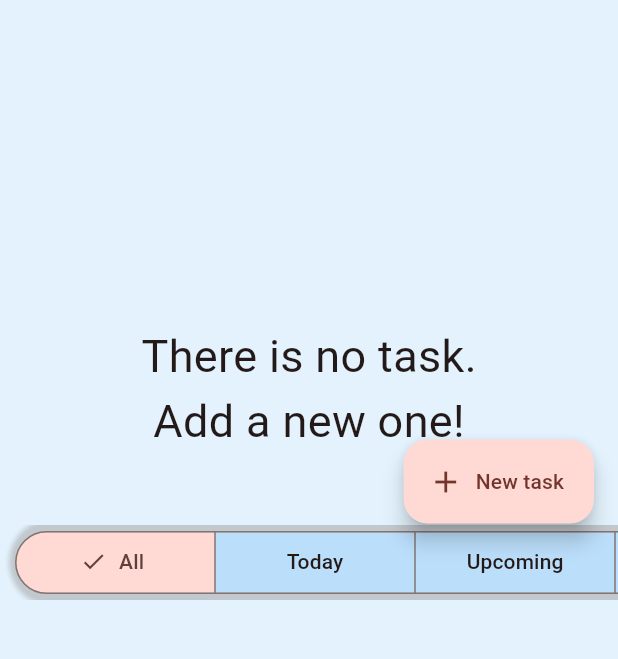
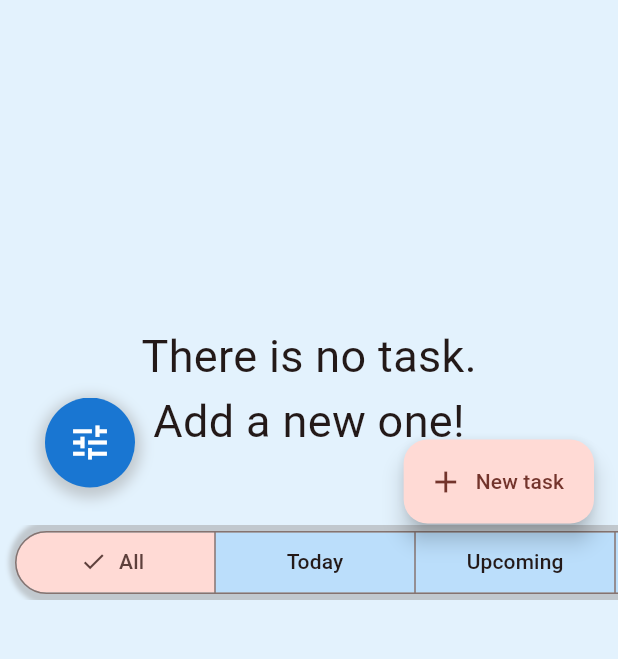
Before and after one commit to aliosmansahin/flutter-todolist, a Flutter app: the screen it shows after launch, on a phone screen of 412 x 824 dp, the part 576-1235 px from its top. Run offline on Flutter 3.47's test engine with Material 3 defaults, Android fonts, the phone set to English and light mode, and no system bars; our stand-ins replace drift, flutter_local_notifications, flutter_timezone, timezone; missing offline and left inert: android_intent_plus, dart:ffi; accounts and stored records are empty; generated files the repository leaves out were written again.

Commit message:
filtering ui, background blur when it opens, mainpage will get all data when it builds, moved data sorter from listener to another function
Signed-off-by: aliosmansahin <aliosmsahin01@gmail.com>

```diff
--- a/lib/addedittask.dart
+++ b/lib/addedittask.dart
@@ -395,6 +395,7 @@ class _AddEditTaskState extends State<AddEditTask> {
                                 Navigator.pop(context);
                               }
                             }
+                            _mainPageState.currentState!.setState(() {});
                           },
                           child: Text(
                             widget.willEdit ? "Edit Task" : "Add Task",
--- /dev/null
+++ b/lib/filter/filterfloatingbutton.dart
@@ -0,0 +1,51 @@
+/*
+
+Shows the button filtering ui
+
+Created by Ali Osman ŞAHİN on 09/08/2025
+
+*/
+
+part of '../main.dart';
+
+class FilterFloatingButton extends StatefulWidget {
+  const FilterFloatingButton({super.key});
+
+  @override
+  State<FilterFloatingButton> createState() => _FilterFloatingButtonState();
+}
+
+class _FilterFloatingButtonState extends State<FilterFloatingButton> {
+  @override
+  Widget build(BuildContext context) {
+    return Container(
+      decoration: BoxDecoration(
+        shape: BoxShape.circle,
+        boxShadow: [
+          BoxShadow(
+            color: Colors.grey.withValues(alpha: 0.5),
+            spreadRadius: 4,
+            blurRadius: 7,
+            offset: Offset(0, 3),
+          ),
+        ],
+      ),
+      child: ClipRect(
+        child: IconButton(
+          color: Colors.white,
+          style: IconButton.styleFrom(
+            backgroundColor: Theme.of(context).primaryColorDark,
+            shadowColor: Colors.black,
+            shape: CircleBorder(),
+          ),
+          onPressed: () {
+            _mainPageState.currentState!.setState(() {
+              _mainPageState.currentState!.filterOpened = true;
+            });
+          },
+          icon: Icon(Icons.tune, size: 30),
+        ),
+      ),
+    );
+  }
+}
--- /dev/null
+++ b/lib/filter/filterui.dart
@@ -0,0 +1,36 @@
+/*
+
+Shows the filtering ui
+
+Created by Ali Osman ŞAHİN on 09/08/2025
+
+*/
+
+part of '../main.dart';
+
+class FilterUI extends StatefulWidget {
+  const FilterUI({super.key});
+
+  @override
+  State<FilterUI> createState() => _FilterUIState();
+}
+
+class _FilterUIState extends State<FilterUI> {
+  @override
+  Widget build(BuildContext context) {
+    return AnimatedPositioned(
+      width: _mainPageState.currentState!.filterOpened ? 350 : 80,
+      height: _mainPageState.currentState!.filterOpened ? 300 : 80,
+      bottom: _mainPageState.currentState!.filterOpened ? 200 : 105,
+      left: _mainPageState.currentState!.filterOpened ? 20 : 20,
+      duration: Duration(seconds: 1),
+      curve: Curves.elasticOut,
+      child: Container(
+        padding: EdgeInsets.all(10),
+        child: _mainPageState.currentState!.filterOpened
+            ? FilterOpened()
+            : FilterFloatingButton(),
+      ),
+    );
+  }
+}
--- a/lib/mainpage.dart
+++ b/lib/mainpage.dart
@@ -7,6 +7,8 @@ Created by Ali Osman ŞAHİN on 09/03/2025
 */
 
 part of 'main.dart';
+
+GlobalKey<_MainPageState> _mainPageState = GlobalKey();
 
 class MainPage extends StatefulWidget {
   const MainPage({super.key});
@@ -23,6 +25,9 @@ class _MainPageState extends State<MainPage> {
   late Timer _timer;
   int? _lastMinute;
 
+  //Filter dialog animation
+  bool filterOpened = false;
+
   /*
     Listener function to handle events for tasks
   */
@@ -31,7 +36,26 @@ class _MainPageState extends State<MainPage> {
     //query.orderBy([(t) => drift.OrderingTerm.asc(t.dateAndTime)]);
 
     query.watch().listen((element) {
-      setState(() {
+      sortData(element);
+    });
+  }
+
+  /*
+    Getter for all data
+  */
+  Future<void> getAllData() async {
+    print("şlşaskdlşsakd");
+    final query = db.select(db.tasks);
+
+    await query.get().then((value) {
+      sortData(value);
+    });
+  }
+
+  /*
+    Sorter function
+  */
+  void sortData(List<Task> element) {
     DateTime now = DateTime.now();
     final upcomingTasks =
         element.where((task) => task.dateAndTime.isAfter(now)).toList()
@@ -50,8 +74,6 @@ class _MainPageState extends State<MainPage> {
         task.dateAndTime.day,
       ),
     );
-      });
-    });
   }
 
   /*
@@ -96,6 +118,7 @@ class _MainPageState extends State<MainPage> {
   */
   @override
   Widget build(BuildContext context) {
+    getAllData();
     return Scaffold(
       body: Stack(
         children: [
@@ -195,6 +218,10 @@ class _MainPageState extends State<MainPage> {
               ),
             ),
           ),
+
+          //They must be here
+          filterOpened ? Blur() : Container(),
+          selectedSegment == TaskSegments.all ? FilterUI() : Container(),
         ],
       ),
       backgroundColor: Theme.of(context).secondaryHeaderColor,
--- a/lib/segments/segments.dart
+++ b/lib/segments/segments.dart
@@ -22,7 +22,7 @@ class _SegmentsState extends State<Segments> {
   Widget build(BuildContext context) {
     switch (widget.currentSegment) {
       case TaskSegments.all:
-        return SegmentAll(data: widget.data);
+        return SegmentAll(data: widget.data, key: _segmentAllState);
 
       case TaskSegments.today:
         return SegmentToday(data: widget.data);
```
Also changed, not shown: lib/filter/filterfields/filterdate.dart (added, +84 -0 lines), lib/filter/filterfields/filterimportant.dart (added, +51 -0 lines), lib/filter/filterfields/filterstatus.dart (added, +84 -0 lines), lib/filter/filterformbuttons.dart (added, +49 -0 lines), lib/filter/filteropened.dart (added, +57 -0 lines), lib/main.dart (+10 -1 lines), lib/segments/segmentall.dart (+57 -2 lines), lib/utils/blur.dart (added, +37 -0 lines). Lines whose indentation alone changed are shown as unchanged.
